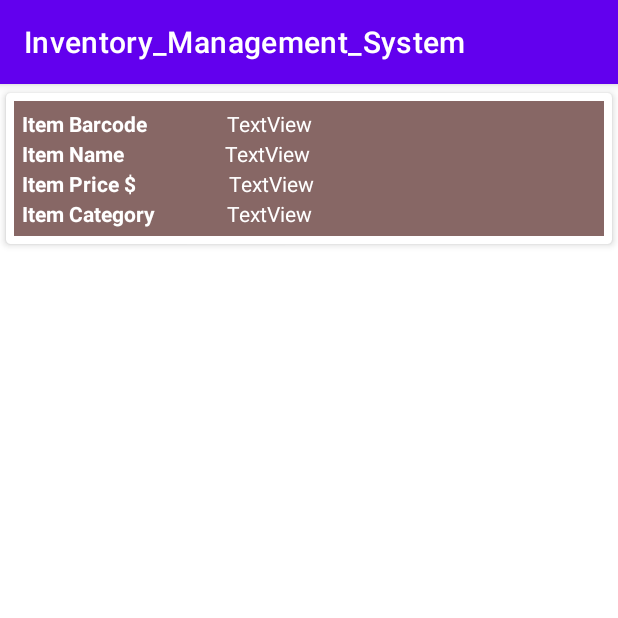
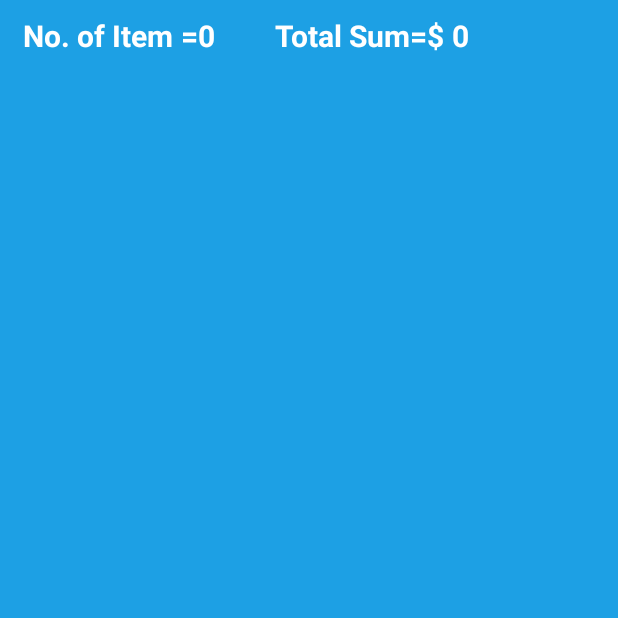
Before and after one commit to rahul-loni/inventory_management, an Android app: the View_Item screen opened directly, with no data from a screen before it, on a phone screen of 412 x 824 dp, the top half of it. Run offline under Robolectric (Android 15) with nearby library versions, the phone set to English and light mode, and no system bars.

Commit message:
Inventory Management

```diff
--- /dev/null
+++ b/app/src/main/res/drawable/camera.xml
@@ -0,0 +1,6 @@
+<vector android:height="24dp" android:tint="#6510A6"
+    android:viewportHeight="24" android:viewportWidth="24"
+    android:width="24dp" xmlns:android="http://schemas.android.com/apk/res/android">
+    <path android:fillColor="@android:color/white" android:pathData="M12,12m-3.2,0a3.2,3.2 0,1 1,6.4 0a3.2,3.2 0,1 1,-6.4 0"/>
+    <path android:fillColor="@android:color/white" android:pathData="M9,2L7.17,4L4,4c-1.1,0 -2,0.9 -2,2v12c0,1.1 0.9,2 2,2h16c1.1,0 2,-0.9 2,-2L22,6c0,-1.1 -0.9,-2 -2,-2h-3.17L15,2L9,2zM12,17c-2.76,0 -5,-2.24 -5,-5s2.24,-5 5,-5 5,2.24 5,5 -2.24,5 -5,5z"/>
+</vector>
--- /dev/null
+++ b/app/src/main/res/drawable/ic_baseline_search_24.xml
@@ -0,0 +1,5 @@
+<vector android:height="24dp" android:tint="#6510A6"
+    android:viewportHeight="24" android:viewportWidth="24"
+    android:width="24dp" xmlns:android="http://schemas.android.com/apk/res/android">
+    <path android:fillColor="@android:color/white" android:pathData="M15.5,14h-0.79l-0.28,-0.27C15.41,12.59 16,11.11 16,9.5 16,5.91 13.09,3 9.5,3S3,5.91 3,9.5 5.91,16 9.5,16c1.61,0 3.09,-0.59 4.23,-1.57l0.27,0.28v0.79l5,4.99L20.49,19l-4.99,-5zM9.5,14C7.01,14 5,11.99 5,9.5S7.01,5 9.5,5 14,7.01 14,9.5 11.99,14 9.5,14z"/>
+</vector>
--- a/app/src/main/res/layout/activity_scan_code.xml
+++ b/app/src/main/res/layout/activity_scan_code.xml
@@ -1,5 +1,6 @@
 <?xml version="1.0" encoding="utf-8"?>
-<androidx.constraintlayout.widget.ConstraintLayout xmlns:android="http://schemas.android.com/apk/res/android"
+<androidx.constraintlayout.widget.ConstraintLayout
+    xmlns:android="http://schemas.android.com/apk/res/android"
     xmlns:app="http://schemas.android.com/apk/res-auto"
     xmlns:tools="http://schemas.android.com/tools"
     android:layout_width="match_parent"
--- a/app/src/main/res/layout/activity_view__item.xml
+++ b/app/src/main/res/layout/activity_view__item.xml
@@ -1,103 +1,63 @@
 <?xml version="1.0" encoding="utf-8"?>
-<androidx.cardview.widget.CardView
+<LinearLayout
     xmlns:android="http://schemas.android.com/apk/res/android"
     android:layout_width="match_parent"
-    android:layout_height="wrap_content"
+    android:layout_height="match_parent"
     xmlns:app="http://schemas.android.com/apk/res-auto"
     android:orientation="vertical"
-    app:cardCornerRadius="3dp"
-    app:cardElevation="3dp"
-    app:contentPadding="5dp"
-    app:cardUseCompatPadding="true"
-    android:background="@color/cardview_shadow_end_color">
-
-    <RelativeLayout
+    android:padding="10dp"
+    android:background="#1DA0E4">
+    <LinearLayout
+        android:layout_width="match_parent"
+        android:layout_height="wrap_content">
+        <TextView
+            android:id="@+id/viewinventory"
+            android:layout_width="wrap_content"
+            android:layout_height="wrap_content"
+            android:text="No. of Item"
+            android:textColor="#FFFFFF"
+            android:textSize="20dp"
+            android:textStyle="bold"
+            android:layout_marginLeft="5dp"
+            />
+        <TextView
+            android:id="@+id/totalnoitem"
+            android:layout_width="wrap_content"
+            android:layout_height="wrap_content"
+            android:text="=0"
+            android:textColor="#FFFFFF"
+            android:textSize="20dp"
+            android:textStyle="bold"
+            android:layout_marginLeft="5dp"
+            />
+        <TextView
+            android:id="@+id/sum"
+            android:layout_width="wrap_content"
+            android:layout_height="wrap_content"
+            android:text="Total Sum=$"
+            android:textColor="#FFFFFF"
+            android:textSize="20dp"
+            android:textStyle="bold"
+            android:layout_marginLeft="40dp"
+            />
+        <TextView
+            android:id="@+id/totalsum"
+            android:layout_width="wrap_content"
+            android:layout_height="wrap_content"
+            android:text="0"
+            android:textColor="#FFFFFF"
+            android:textSize="20dp"
+            android:textStyle="bold"
+            android:layout_marginLeft="5dp"
+            />
+    </LinearLayout>
+    <androidx.recyclerview.widget.RecyclerView
+        android:id="@+id/recycleview"
         android:layout_width="match_parent"
         android:layout_height="match_parent"
-        android:orientation="vertical"
-        android:background="#876765"
-        android:padding="5dp"
-        >
-        <TextView
-            android:id="@+id/viewitembarcodename"
-            android:layout_width="wrap_content"
-            android:layout_height="wrap_content"
-            android:textColor="#fff"
-            android:textStyle="bold"
-            android:text="Item Barcode" />
+        android:layout_marginTop="20dp">
+
+    </androidx.recyclerview.widget.RecyclerView>
 
 
-        <TextView
-            android:id="@+id/viewitembarcode"
-            android:layout_width="wrap_content"
-            android:layout_height="wrap_content"
-            android:layout_marginStart="53dp"
-            android:textColor="#ffff"
-            android:layout_marginLeft="50dp"
-            android:layout_toEndOf="@+id/viewitembarcodename"
-            android:text="TextView" />
-
-        <TextView
-            android:id="@+id/viewitemnamename"
-            android:layout_marginTop="20dp"
-            android:layout_width="wrap_content"
-            android:layout_height="wrap_content"
-            android:textColor="#ffff"
-            android:textStyle="bold"
-            android:text="Item Name" />
-
-
-        <TextView
-            android:id="@+id/viewitemname"
-            android:layout_width="wrap_content"
-            android:layout_height="wrap_content"
-            android:layout_marginStart="67dp"
-            android:layout_marginLeft="50dp"
-            android:textColor="#ffff"
-            android:layout_marginTop="20dp"
-            android:layout_toEndOf="@+id/viewitemnamename"
-            android:text="TextView" />
-
-        <TextView
-            android:id="@+id/viewitempricename"
-            android:layout_marginTop="40dp"
-            android:layout_width="wrap_content"
-            android:layout_height="wrap_content"
-            android:textColor="#ffff"
-            android:textStyle="bold"
-            android:text="Item Price $" />
-
-        <TextView
-            android:id="@+id/viewitemprice"
-            android:layout_width="wrap_content"
-            android:layout_height="wrap_content"
-            android:layout_marginStart="62dp"
-            android:layout_marginLeft="50dp"
-            android:layout_marginTop="40dp"
-            android:textColor="#ffff"
-            android:layout_toEndOf="@+id/viewitempricename"
-            android:text="TextView" />
-
-        <TextView
-            android:id="@+id/viewitemcategoryname"
-            android:layout_marginTop="60dp"
-            android:layout_width="wrap_content"
-            android:layout_height="wrap_content"
-            android:textStyle="bold"
-            android:textColor="#ffff"
-            android:text="Item Category" />
-
-        <TextView
-            android:id="@+id/viewitemcategory"
-            android:layout_width="wrap_content"
-            android:layout_height="wrap_content"
-            android:layout_marginStart="47dp"
-            android:layout_marginLeft="50dp"
-            android:layout_marginTop="60dp"
-            android:textColor="#ffff"
-            android:layout_toEndOf="@+id/viewitemcategoryname"
-            android:text="TextView" />
-
-
-    </RelativeLayout>
-</androidx.cardview.widget.CardView>
+</LinearLayout>
--- a/app/src/main/res/values/themes.xml
+++ b/app/src/main/res/values/themes.xml
@@ -1,6 +1,6 @@
 <resources xmlns:tools="http://schemas.android.com/tools">
     <!-- Base application theme. -->
-    <style name="Theme.Inventory_Management_System" parent="Theme.MaterialComponents.DayNight.DarkActionBar">
+    <style name="Theme.Inventory_Management_System" parent="Theme.MaterialComponents.DayNight.NoActionBar">
         <!-- Primary brand color. -->
         <item name="colorPrimary">@color/purple_500</item>
         <item name="colorPrimaryVariant">@color/purple_700</item>
```
Also changed, not shown: app/src/main/AndroidManifest.xml (+5 -2 lines), app/src/main/java/com/example/inventory_management_system/List.java (added, +14 -0 lines), app/src/main/java/com/example/inventory_management_system/deleteItemActivity.java (added, +14 -0 lines), app/src/main/java/com/example/inventory_management_system/scan_items.java (added, +14 -0 lines), app/src/main/res/layout/activity_delete_item.xml (added, +77 -0 lines), app/src/main/res/layout/activity_list.xml (added, +92 -0 lines), app/src/main/res/layout/activity_scan_items.xml (added, +76 -0 lines).
